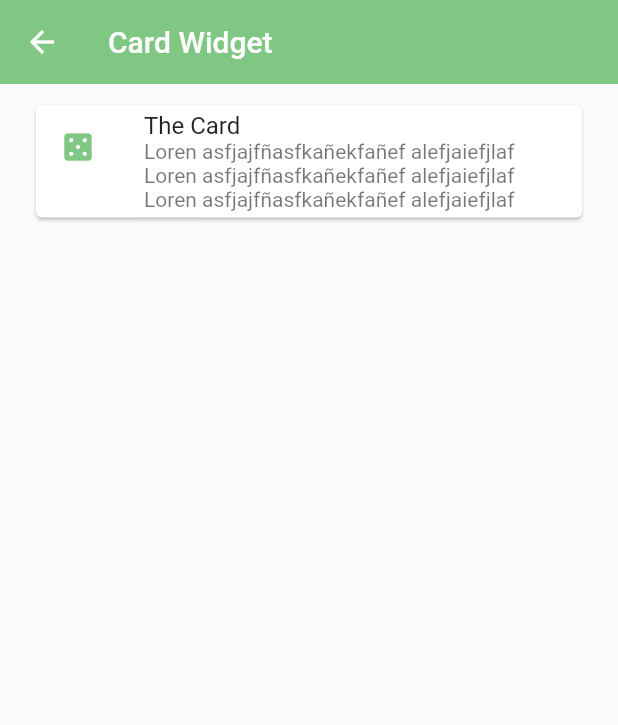
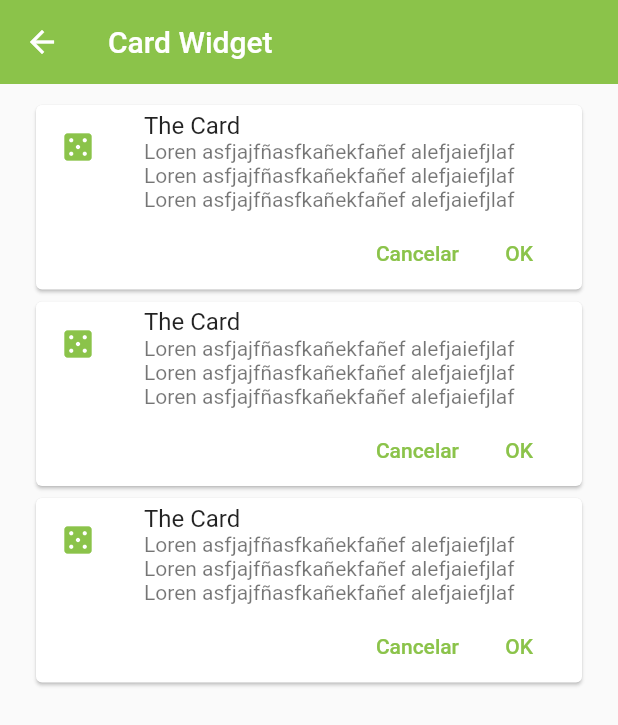
Before and after one commit to Filohz/componentes, a Flutter app: the CardScreen screen opened by its route, on a phone screen of 412 x 824 dp. Shown: the top 725 px of the screen. Run offline on Flutter 3.47's test engine with Material 2 defaults, Android fonts, the phone set to English and light mode, and no system bars.

Commit message:
Add custom widget card and update theme

```diff
--- a/lib/screens/card_screen.dart
+++ b/lib/screens/card_screen.dart
@@ -1,5 +1,5 @@
-import 'package:fl_componentes/theme/app_theme.dart';
 import 'package:flutter/material.dart';
+import 'package:fl_componentes/widgets/widgets.dart';
 
 class CardScreen extends StatelessWidget {
   const CardScreen({Key? key}) : super(key: key);
@@ -12,19 +12,10 @@ class CardScreen extends StatelessWidget {
       ),
       body: ListView(
         padding: const EdgeInsets.symmetric(horizontal: 20, vertical: 10),
-        children: [
-          Card(
-            child: Column(
-              children: [
-                ListTile(
-                  leading: Icon(Icons.casino_rounded, color: AppTheme.primary),
-                  title: const Text('The Card'),
-                  subtitle: const Text(
-                      'Loren asfjajfñasfkañekfañef alefjaiefjlaf Loren asfjajfñasfkañekfañef alefjaiefjlaf Loren asfjajfñasfkañekfañef alefjaiefjlaf'),
-                )
-              ],
-            ),
-          ),
+        children: const [
+          CustomCard(),
+          CustomCard(),
+          CustomCard(),
         ],
       ),
     );
--- a/lib/theme/app_theme.dart
+++ b/lib/theme/app_theme.dart
@@ -1,13 +1,17 @@
 import 'package:flutter/material.dart';
 
 class AppTheme {
-  static final Color primary = Colors.green.shade300;
+  static const Color primary = Colors.lightGreen;
 
   static final ThemeData lightTheme = ThemeData.light().copyWith(
-      primaryColor: primary,
-      appBarTheme: AppBarTheme(
-        backgroundColor: primary,
-        elevation: 0.0,
-      ),
-      primaryIconTheme: IconThemeData(color: primary));
+    primaryColor: primary,
+    appBarTheme: const AppBarTheme(
+      backgroundColor: primary,
+      elevation: 0.0,
+    ),
+    primaryIconTheme: const IconThemeData(color: primary),
+    textButtonTheme: TextButtonThemeData(
+      style: TextButton.styleFrom(foregroundColor: primary),
+    ),
+  );
 }
--- /dev/null
+++ b/lib/widgets/custom_card.dart
@@ -0,0 +1,34 @@
+import 'package:flutter/material.dart';
+import 'package:fl_componentes/theme/app_theme.dart';
+
+class CustomCard extends StatelessWidget {
+  const CustomCard({
+    super.key,
+  });
+
+  @override
+  Widget build(BuildContext context) {
+    return Card(
+      child: Column(
+        children: [
+          ListTile(
+            leading: Icon(Icons.casino_rounded, color: AppTheme.primary),
+            title: const Text('The Card'),
+            subtitle: const Text(
+                'Loren asfjajfñasfkañekfañef alefjaiefjlaf Loren asfjajfñasfkañekfañef alefjaiefjlaf Loren asfjajfñasfkañekfañef alefjaiefjlaf'),
+          ),
+          Padding(
+            padding: const EdgeInsets.only(right: 10.0),
+            child: Row(
+              mainAxisAlignment: MainAxisAlignment.end,
+              children: [
+                TextButton(onPressed: () {}, child: const Text('Cancelar')),
+                TextButton(onPressed: () {}, child: const Text('OK')),
+              ],
+            ),
+          )
+        ],
+      ),
+    );
+  }
+}
--- /dev/null
+++ b/lib/widgets/widgets.dart
@@ -0,0 +1 @@
+export 'package:fl_componentes/widgets/custom_card.dart';
```
